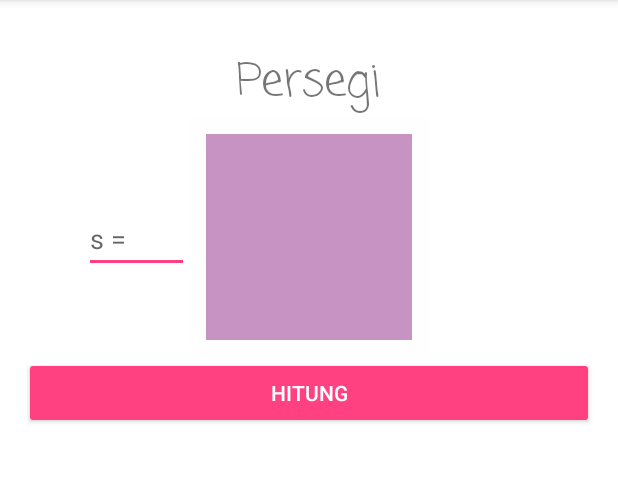
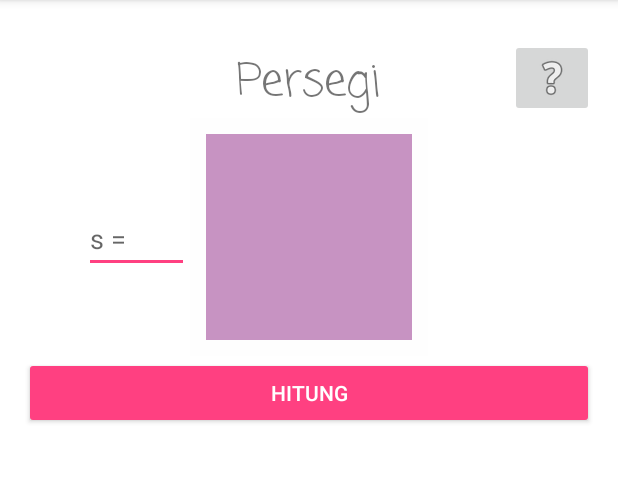
Before and after one commit to AskaIvan/HitungBangunYuk, an Android app: the persegi screen opened directly, with no data from a screen before it, on a phone screen of 412 x 824 dp, the part 84-566 px from its top. Run offline under Robolectric (Android 15) with nearby library versions, the phone set to English and light mode, and no system bars.

Commit message:
pembahasan persegi

```diff
--- a/app/src/main/AndroidManifest.xml
+++ b/app/src/main/AndroidManifest.xml
@@ -37,8 +37,7 @@
         <activity android:name=".segitiga" />
         <activity android:name=".jajargenjang" />
         <activity android:name=".ketupat" />
-
-
+        <activity android:name=".pembahasanPersegi"></activity>
     </application>
 
 </manifest>
--- a/app/src/main/java/id/sch/smktelkom_mlg/project/xirpl304132231/hitungbangunyuk/persegi.java
+++ b/app/src/main/java/id/sch/smktelkom_mlg/project/xirpl304132231/hitungbangunyuk/persegi.java
@@ -1,5 +1,6 @@
 package id.sch.smktelkom_mlg.project.xirpl304132231.hitungbangunyuk;
 
+import android.content.Intent;
 import android.os.Bundle;
 import android.support.v7.app.AppCompatActivity;
 import android.view.View;
@@ -15,10 +16,18 @@
     TextView tvHasil;
     Button buttonPersegi;
 
+
     @Override
     protected void onCreate(Bundle savedInstanceState) {
         super.onCreate(savedInstanceState);
         setContentView(R.layout.activity_persegi);
+
+        findViewById(R.id.questbutton).setOnClickListener(new View.OnClickListener() {
+            @Override
+            public void onClick(View view) {
+                startActivity(new Intent(persegi.this,pembahasanPersegi.class));
+            }
+        });
 
         etSisi = (EditText) findViewById(R.id.editTextSisi);
         tvHasil = (TextView) findViewById(R.id.tvHasilPersegi);
--- a/app/src/main/res/layout/activity_persegi.xml
+++ b/app/src/main/res/layout/activity_persegi.xml
@@ -64,4 +64,13 @@
         android:hint="s ="
         android:inputType="number" />
 
+    <ImageButton
+        android:layout_width="wrap_content"
+        android:layout_height="wrap_content"
+        app:srcCompat="@android:drawable/ic_menu_help"
+        android:layout_above="@+id/imageView"
+        android:layout_alignParentRight="true"
+        android:layout_alignParentEnd="true"
+        android:id="@+id/questbutton" />
+
 </RelativeLayout>
```
Also changed, not shown: app/src/main/java/id/sch/smktelkom_mlg/project/xirpl304132231/hitungbangunyuk/pembahasanPersegi.java (added, +13 -0 lines), app/src/main/res/layout/activity_pembahasan_persegi.xml (added, +13 -0 lines).
